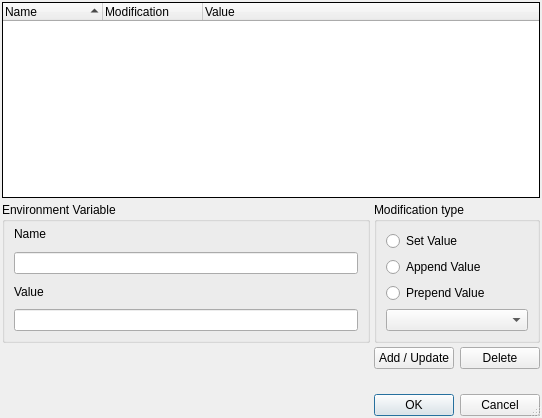
Before: the Qt Designer form qrenderdoc/Windows/Dialogs/EnvironmentEditor.ui in baldurk/renderdoc, drawn with Qt 5.
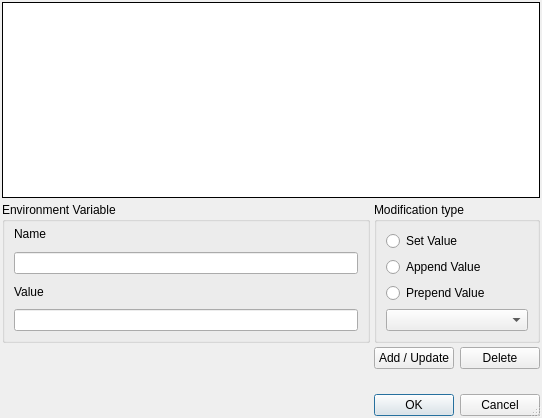
After: the same form once the commit is applied. Custom widgets are drawn as their Qt base class.

Commit message:
Use new RDTreeWidget everywhere in favour of QTreeWidget
* Since we're promoting everything, we reset the behaviour of
  RDTreeWidget so that it's not doing anything different by default.
* RDTreeWidget's interface is a bit different, exposing some useful
  things like a single selected item and so on.
* We also can't set columns in the Qt Creator UI anymore, so we set them
  from code.

The edit to the form file:
```diff
--- a/qrenderdoc/Windows/Dialogs/EnvironmentEditor.ui
+++ b/qrenderdoc/Windows/Dialogs/EnvironmentEditor.ui
@@ -58,21 +58,6 @@
      <property name="sortingEnabled">
       <bool>true</bool>
      </property>
-     <column>
-      <property name="text">
-       <string>Name</string>
-      </property>
-     </column>
-     <column>
-      <property name="text">
-       <string>Modification</string>
-      </property>
-     </column>
-     <column>
-      <property name="text">
-       <string>Value</string>
-      </property>
-     </column>
     </widget>
    </item>
    <item row="1" column="0">
@@ -211,7 +196,7 @@
   </customwidget>
   <customwidget>
    <class>RDTreeWidget</class>
-   <extends>QTreeWidget</extends>
+   <extends>QTreeView</extends>
    <header>Widgets/Extended/RDTreeWidget.h</header>
   </customwidget>
  </customwidgets>
```
The commit also changes 31 other files.
